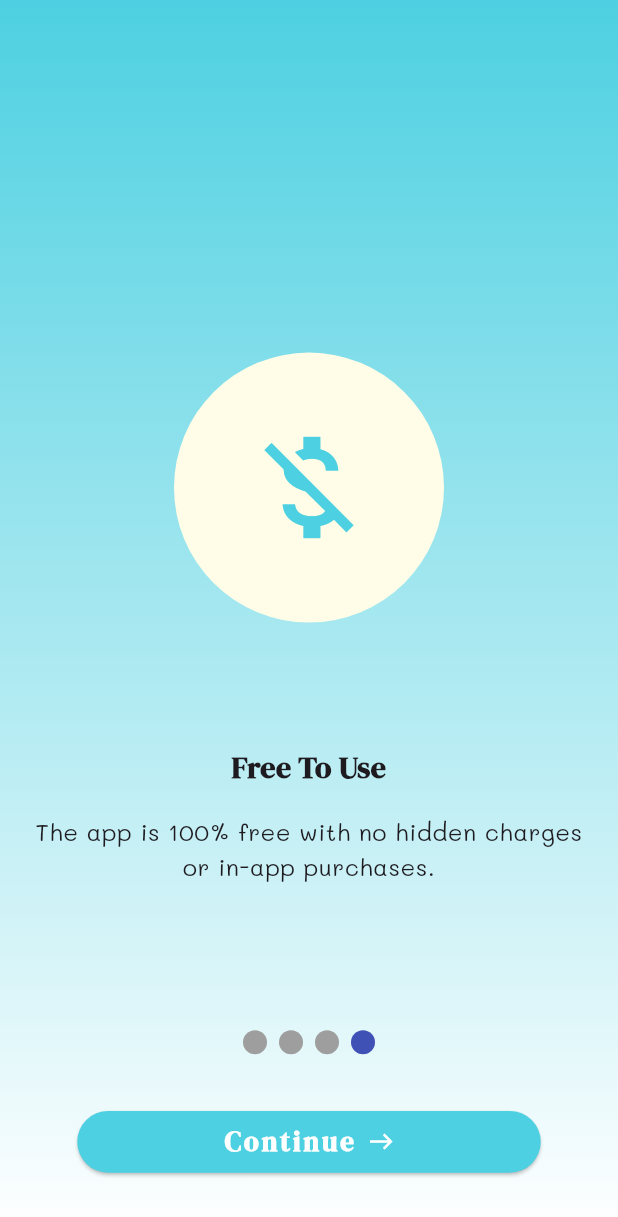
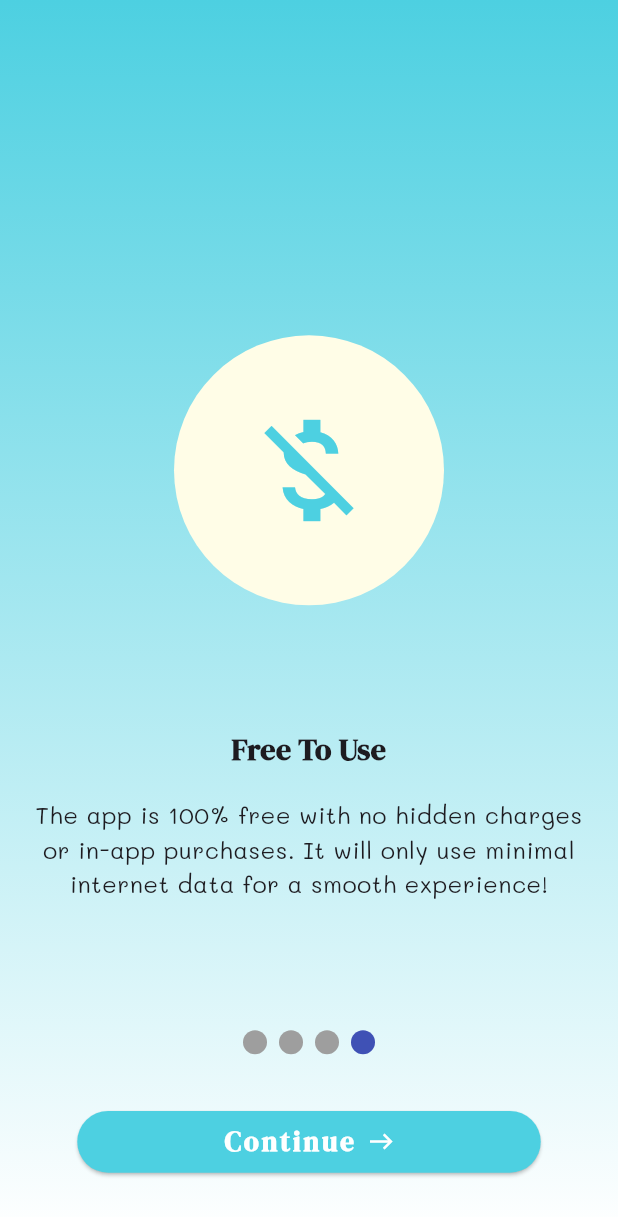
Before and after one commit to patriajasel/vaccination_tracker_app, a Flutter app: the screen it shows after launch, swiped to page 4, on a phone screen of 412 x 824 dp. Shown: the top 1217 px of the screen. Run offline on Flutter 3.47's test engine with Material 3 defaults, Android fonts, the phone set to English and light mode, and no system bars; drawn by our look-alikes of smooth_page_indicator; our stand-ins replace cloud_firestore, firebase_auth, firebase_core, firebase_storage, flutter_local_notifications, flutter_riverpod and 7 more; missing offline and left inert: syncfusion_flutter_pdfviewer; accounts and stored records are empty; generated files the repository leaves out were written again.

Commit message:
Intro Update

```diff
--- a/lib/pages/intro_screens/intro_page_4.dart
+++ b/lib/pages/intro_screens/intro_page_4.dart
@@ -39,7 +39,7 @@ class IntroPage4 extends StatelessWidget {
           Padding(
             padding: EdgeInsets.symmetric(horizontal: screenWidth * 0.05),
             child: Text(
-              'The app is 100% free with no hidden charges or in-app purchases.',
+              'The app is 100% free with no hidden charges or in-app purchases. It will only use minimal internet data for a smooth experience!',
               textAlign: TextAlign.center,
               style: TextStyles().introInfo,
             ),
--- a/lib/pages/start_page.dart
+++ b/lib/pages/start_page.dart
@@ -54,7 +54,7 @@ class StartPage extends StatelessWidget {
             Padding(
               padding: EdgeInsets.symmetric(horizontal: screenWidth * 0.05),
               child: const Text(
-                'VacCalendar is a free, easy-to-use mobile app designed to help parents and caregivers manage their child\'s vaccination schedules. With features like personalized reminders, health education on vaccines, and an offline mode, the app makes staying on top of your baby’s vaccination needs simple and stress-free.',
+                'VacCalendar is a free, easy-to-use mobile app designed to help parents and caregivers manage their child\'s vaccination schedules. With features like personalized reminders, health education on vaccines, and an online and offline mode of access, the app makes staying on top of your baby’s vaccination needs simple and stress-free.',
                 textAlign: TextAlign.center,
                 style: TextStyle(fontSize: 16, fontFamily: "Mali"),
               ),
```
